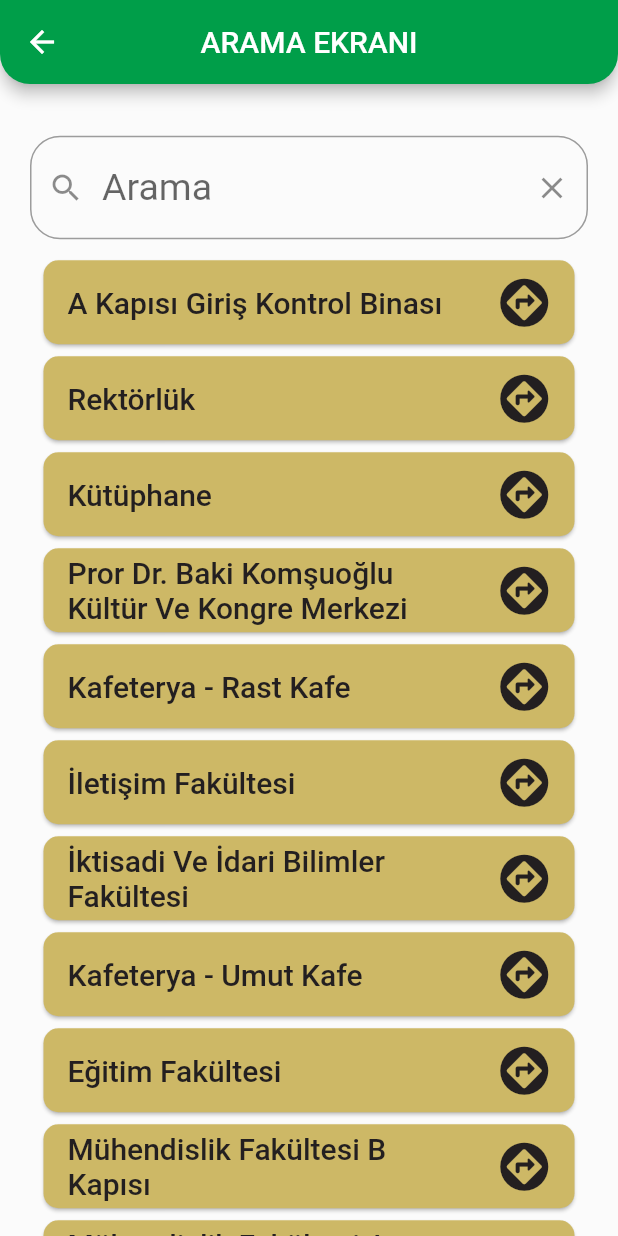
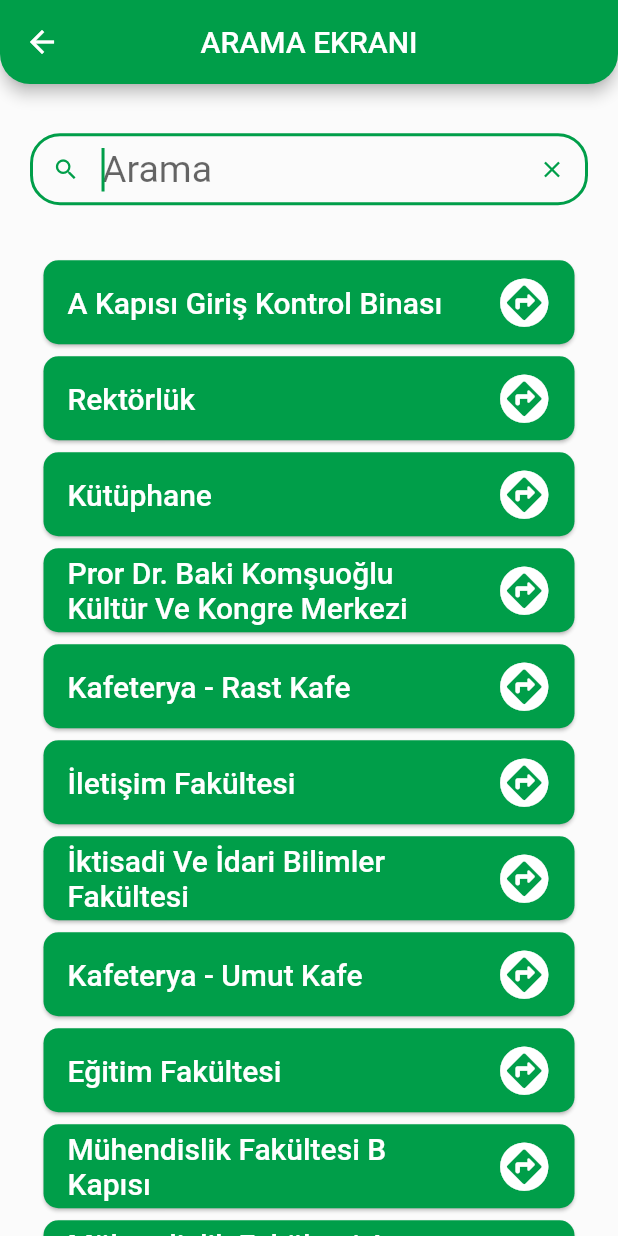
Before and after one commit to AlperenImam0glu/Kou-Navigation-project, a Flutter app: the screen it shows after launch, after a tap on "ARAMA YAPMAK İÇİN DOKUNUN", on a phone screen of 412 x 824 dp. Run offline on Flutter 3.47's test engine with Material 2 defaults, Android fonts, the phone set to English and light mode, and no system bars; our stand-ins replace google_maps_flutter, location; missing offline and left inert: flutter_polyline_points.

Commit message:
Arama bölümü yazı alanı duzenlendi

```diff
--- a/lib/models/welcome_page_models.dart
+++ b/lib/models/welcome_page_models.dart
@@ -4,26 +4,28 @@
   List<LocationModels> models() {
     List<LocationModels> locationList = [];
 
-    LocationModels yemekhane =
-        LocationModels(name: "Yemekhane", lat: 40.821364, lng: 29.927784);
-    LocationModels ogrenciIsleri =
-        LocationModels(name: "Öğrenci İşleri", lat: 40.821458, lng: 29.928691);
+    LocationModels yemekhane = LocationModels(
+        name: "İletişim Fakültesi", lat: 40.822925, lng: 29.923182);
+    LocationModels ogrenciIsleri = LocationModels(
+        name: "Eğitim Fakültesi", lat: 40.821848, lng: 29.924389);
     LocationModels muhendislikFakultesi = LocationModels(
-        name: "Muhendislik Fakültesi", lat: 40.8217655, lng: 29.9233853);
-    LocationModels hukukFakultesi =
-        LocationModels(name: "Hukuk Fakültesi", lat: 40.821731, lng: 29.926083);
-    LocationModels kutuphane =
-        LocationModels(name: "Kütüphane", lat: 40.821772, lng: 29.921733);
-    LocationModels rektorluk =
-        LocationModels(name: "Rektörlük", lat: 40.822693, lng: 29.922210);
+        name: "İktisadi Ve İdari Bilimler Fakültesi",
+        lat: 40.822373,
+        lng: 29.923929);
+    LocationModels hukukFakultesi = LocationModels(
+        name: "Mühendislik Fakültesi B Kapısı", lat: 40.821870, lng: 29.923585);
+    LocationModels kutuphane = LocationModels(
+        name: "Mühendislik Fakültesi A Kapısı", lat: 40.820709, lng: 29.922098);
+    LocationModels rektorluk = LocationModels(
+        name: "Fen Edebiyat Fakültesi A Blok", lat: 40.820983, lng: 29.920250);
     LocationModels kongreMerkezi = LocationModels(
-        name: "Prof. Dr. Baki Komşuoğlu Kongre Merkezi",
-        lat: 40.822423,
-        lng: 29.921349);
+        name: "Fen Edebiyat Fakültesi  B Blok", lat: 40.822129, lng: 29.926102);
     LocationModels mediko =
-        LocationModels(name: "Mediko", lat: 40.822255, lng: 29.927764);
-    LocationModels golet =
-        LocationModels(name: "Gölet", lat: 40.817432, lng: 29.921064);
+        LocationModels(name: "Hukuk Fakültesi", lat: 40.821768, lng: 29.926135);
+    LocationModels golet = LocationModels(
+        name: "Teknoloji Fakültesi", lat: 40.821612, lng: 29.920167);
+    LocationModels golet2 = LocationModels(
+        name: "İlahiyat Fakültesi", lat: 40.812755, lng: 29.920893);
 
     locationList.add(yemekhane);
     locationList.add(ogrenciIsleri);
@@ -34,6 +36,7 @@
     locationList.add(kongreMerkezi);
     locationList.add(mediko);
     locationList.add(golet);
+    locationList.add(golet2);
 
     return locationList;
   }
--- a/lib/theme/light_theme.dart
+++ b/lib/theme/light_theme.dart
@@ -38,4 +38,5 @@
   //static Color kouGreen = const Color(0xFF0aa351);
   //0xFF009e49
   //0xFFcdb866
+  //0xFF231f20
 }
--- a/lib/views/map_view.dart
+++ b/lib/views/map_view.dart
@@ -26,7 +26,7 @@
   static double _cameraZoom = 16;
   static LatLng startPoint = LatLng(40.821772, 29.9222003);
   static LatLng finishPoint = LatLng(40.824689, 29.921045);
-  final String progressTitle = "Konum Bekleniyor";
+  String progressTitle = "Konum Alınıyor";
   final String floatingActionButtoText = "Harita Uygulamasında Aç";
   static LocationData? currentLocations;
   final double appBarTitleSize = 15;
@@ -41,6 +41,27 @@
     _startingCameraLng = locationModel.lng!;
     getCurrentLocation();
     _goSelectedLocation(lat: locationModel.lat!, lng: locationModel.lng!);
+    locationTimer();
+  }
+
+  void locationTimer() {
+    var counter = 8;
+    Timer.periodic(const Duration(seconds: 1), (timer) {
+      if (mounted) {
+        setState(() {
+          if (counter % 2 == 0) {
+            progressTitle = "Lütfen bekleyiniz";
+          } else {
+            progressTitle = "Konum Alınıyor";
+          }
+        });
+      }
+      counter--;
+      if (counter == 0) {
+        getCurrentLocation();
+        timer.cancel();
+      }
+    });
   }
 
   MapViewState(this.locationModel);
@@ -68,8 +89,12 @@
     Location location = Location();
     location.getLocation().then((location) {
       currentLocations = location;
+      if (mounted) {
+        setState(() {});
+      }
     });
 
+    /*
     try {
       location.onLocationChanged.listen((newLoc) {
         currentLocations = newLoc;
@@ -80,6 +105,7 @@
     } on Exception catch (_) {
       print('Konuma ulaşılamadı');
     }
+*/
   }
 
   static final CameraPosition _statringLocation = CameraPosition(
@@ -129,9 +155,10 @@
       mainAxisAlignment: MainAxisAlignment.center,
       children: [
         Container(
-            height: circularProgressIndicatorHeigt,
-            width: circularProgressIndicatorHeigt,
-            child: CircularProgressIndicator()),
+          height: circularProgressIndicatorHeigt,
+          width: circularProgressIndicatorHeigt,
+          child: CircularProgressIndicator(),
+        ),
         Text(
           progressTitle,
           style: TextStyle(fontSize: circularProgressIndicatorTextSize),
--- a/lib/views/search_page_view.dart
+++ b/lib/views/search_page_view.dart
@@ -26,6 +26,7 @@
   final double faildSearchsize = 20;
   final double projectBorderRadius = 20;
   final double listViewIconSize = 35;
+  bool autoKeybord = true;
 
   getJsonList() async {
     locationList = await ReadJsonFile().readJson();
@@ -37,16 +38,23 @@
   void initState() {
     super.initState();
     getJsonList();
+    autoKeybord = true;
   }
 
   @override
   Widget build(BuildContext context) {
     return Scaffold(
+      resizeToAvoidBottomInset: false,
       appBar: AppBar(
-        title: Text(appBarTitleText),
+        title: Text(
+          appBarTitleText,
+          style: TextStyle(color: Colors.white),
+        ),
         centerTitle: true,
       ),
-      body: SafeArea(
+      body: locationList == null
+          ? CircularProgressIndicator()
+          : SafeArea(
               child: Scaffold(
                 body: Padding(
                   padding: EdgeInsets.only(top: projectPadding / 2),
@@ -58,17 +66,11 @@
                         Expanded(
                           flex: 1,
                           child: Container(
-                      alignment: Alignment.bottomCenter,
+                            alignment: Alignment.center,
                             child: Padding(
-                        padding: const EdgeInsets.symmetric(horizontal: 20),
-                        child: Row(
-                          crossAxisAlignment: CrossAxisAlignment.center,
-                          children: [
-                            Flexible(
+                              padding:
+                                  const EdgeInsets.symmetric(horizontal: 20),
                               child: _searchTextField(),
-                            ),
-                          ],
-                        ),
                             ),
                           ),
                         ),
@@ -76,7 +78,7 @@
                           height: projectPadding / 2,
                         ),
                         locationList?.isEmpty == true
-                      ? CircularProgressIndicator()
+                            ? Center(child: CircularProgressIndicator())
                             : Expanded(
                                 flex: 7,
                                 child: searchList!.length < 1
@@ -100,8 +102,11 @@
 
   TextField _searchTextField() {
     return TextField(
+      autofocus: autoKeybord,
       controller: textFieldController,
       decoration: InputDecoration(
+        isDense: true,
+        contentPadding: EdgeInsets.fromLTRB(5.0, 1.0, 5.0, 1.0),
         prefixIcon: Icon(Icons.search_outlined),
         suffixIcon: IconButton(
           onPressed: () {
@@ -129,17 +134,17 @@
         return Card(
           shape: RoundedRectangleBorder(
               borderRadius: BorderRadius.circular(projectBorderRadius / 2)),
-          color: Color(0xFFcdb866),
+          color: Color(0xFF009e49),
           child: ListTile(
             trailing: Icon(
               Icons.assistant_direction_rounded,
               size: listViewIconSize,
-              color: Color(0xFF231f20),
+              color: Colors.white,
             ),
             title: Text(
               "${item.name}",
               style: Theme.of(context).textTheme.headline6?.copyWith(
-                    color: Color(0xFF231f20),
+                    color: Colors.white,
                   ),
             ),
             onTap: () {
@@ -205,12 +210,16 @@
                     backgroundColor: MaterialStateProperty.all<Color>(
                         Color.fromARGB(255, 222, 97, 88))),
                 onPressed: () {
+                  setState(() {
+                    autoKeybord = false;
+                  });
                   Navigator.of(context, rootNavigator: true).pop();
                 },
               ),
               ElevatedButton(
                 child: Text(alertDialogAccept),
                 onPressed: () {
+                  autoKeybord = false;
                   Navigator.of(context, rootNavigator: true).pop();
                   pushToGoogleMaps(context, index);
                 },
--- a/lib/views/welcome_page.dart
+++ b/lib/views/welcome_page.dart
@@ -3,6 +3,7 @@
 import 'package:kou_navigation_project/models/welcome_page_models.dart';
 import 'package:kou_navigation_project/views/map_view.dart';
 import 'package:kou_navigation_project/views/search_page_view.dart';
+import 'package:location/location.dart';
 
 class WelcomePageView extends StatefulWidget {
   WelcomePageView({Key? key}) : super(key: key);
@@ -26,73 +27,85 @@
   final double projectPadding = 20;
   final double sizedBoxHeight = 20;
 
+  void getCurrentLocation() {
+    Location location = Location();
+    location.getLocation().then((location) {});
+  }
+
   @override
   void initState() {
     super.initState();
+    getCurrentLocation();
   }
 
   @override
   Widget build(BuildContext context) {
     return Scaffold(
-      resizeToAvoidBottomInset: false,
       appBar: AppBar(
         title: Text(
           appBarTitleText,
-          style: TextStyle(fontSize: MediaQuery.of(context).size.width / 25),
+          style: TextStyle(
+            fontSize: (MediaQuery.of(context).size.width - 50) /
+                (appBarTitleText.length - 10),
+          ),
         ),
         centerTitle: true,
       ),
       body: SafeArea(
+        child: Padding(
+          padding: EdgeInsets.symmetric(horizontal: projectPadding / 2),
           child: Center(
             child: Column(
               mainAxisAlignment: MainAxisAlignment.center,
               children: [
-              Expanded(flex: 1, child: SizedBox()),
-              Expanded(flex: 2, child: Image.asset(kouLogoPath)),
-              SizedBox(height: sizedBoxHeight),
-              Padding(
-                padding: EdgeInsets.symmetric(horizontal: projectPadding),
+                Expanded(
+                  flex: 1,
+                  child: Padding(
+                      padding: EdgeInsets.only(top: projectPadding),
+                      child: Image.asset(kouLogoPath)),
+                ),
+                Expanded(
+                  child: Padding(
+                    padding: EdgeInsets.symmetric(
+                        horizontal: projectPadding, vertical: projectPadding),
                     child: Container(
-                  height: 65,
+                      height: 50,
+                      // color: Colors.red,
                       width: double.infinity,
                       child: _searchButton(),
                     ),
                   ),
+                ),
                 Expanded(
-                flex: 4,
-                child: Column(
+                  flex: 3,
+                  child: ListView(children: [
+                    Column(
                       children: [
-                    SizedBox(
-                      height: sizedBoxHeight,
-                    ),
                         _doubleElevatedButton(
-                        firstText: "Yemekhane",
-                        secondText: "Öğrenci İşleri",
                             firstLocation: girisSayfasiModelleri[
                                 LocationNames.Yemekhane.index],
                             secondLocation: girisSayfasiModelleri[
                                 LocationNames.OgrenciIsleri.index]),
+                        SizedBox(height: 10),
                         _doubleElevatedButton(
-                        firstText: "Mühendislik Fakültesi",
-                        secondText: "Hukuk Fakültesi",
+                            firstLocation: girisSayfasiModelleri[
+                                LocationNames.Kutuphane.index],
+                            secondLocation: girisSayfasiModelleri[
+                                LocationNames.HukukFakultesi.index]),
+                        SizedBox(height: 10),
+                        _doubleElevatedButton(
+                            firstLocation: girisSayfasiModelleri[
+                                LocationNames.Rektorluk.index],
+                            secondLocation: girisSayfasiModelleri[
+                                LocationNames.KongreMerkezi.index]),
+                        SizedBox(height: 10),
+                        _doubleElevatedButton(
                             firstLocation: girisSayfasiModelleri[
                                 LocationNames.MuhendislikFakultesi.index],
                             secondLocation: girisSayfasiModelleri[
-                            LocationNames.HukukFakultesi.index]),
+                                LocationNames.IlahiyatFakultesi.index]),
+                        SizedBox(height: 10),
                         _doubleElevatedButton(
-                        firstText: "Kütüphane",
-                        secondText: "Rektörlük",
-                        firstLocation: girisSayfasiModelleri[
-                            LocationNames.Kutuphane.index],
-                        secondLocation: girisSayfasiModelleri[
-                            LocationNames.Rektorluk.index]),
-                    _singleElevatedButton(
-                        "Prof. Dr. Baki Komşuoğlu Kongre Merkezi",
-                        girisSayfasiModelleri[
-                            LocationNames.KongreMerkezi.index]),
-                    _doubleElevatedButton(
-                      firstText: "Mediko",
-                      secondText: "Gölet",
                           firstLocation:
                               girisSayfasiModelleri[LocationNames.Mediko.index],
                           secondLocation:
@@ -100,8 +113,10 @@
                         ),
                       ],
                     ),
+                  ]),
                 ),
               ],
+            ),
           ),
         ),
       ),
@@ -133,19 +148,17 @@
     );
   }
 
-  Row _singleElevatedButton(String firstText, LocationModels location) {
+  Row _singleElevatedButton({required LocationModels firstLocation}) {
     return Row(
       mainAxisAlignment: MainAxisAlignment.center,
       children: [
-        _shortcutElevatedButton(location),
+        _shortcutElevatedButton(firstLocation),
       ],
     );
   }
 
   Row _doubleElevatedButton(
-      {required String firstText,
-      required String secondText,
-      required LocationModels firstLocation,
+      {required LocationModels firstLocation,
       required LocationModels secondLocation}) {
     return Row(
       mainAxisAlignment: MainAxisAlignment.center,
@@ -172,7 +185,21 @@
           builder: (_) => _aletDialog(location),
         );
       },
-      child: Text(location.name!),
+      child: Container(
+        width: (MediaQuery.of(context).size.width / 2) - 70,
+        height: 100,
+        child: Padding(
+          padding: const EdgeInsets.all(8.0),
+          child: Center(
+            child: Text(
+              location.name!,
+              maxLines: 3,
+              textAlign: TextAlign.center,
+              style: TextStyle(fontSize: 15),
+            ),
+          ),
+        ),
+      ),
     );
   }
 
@@ -226,5 +253,6 @@
   Rektorluk,
   KongreMerkezi,
   Mediko,
-  Golet
+  Golet,
+  IlahiyatFakultesi
 }
```
Lines whose indentation alone changed are shown as unchanged.
